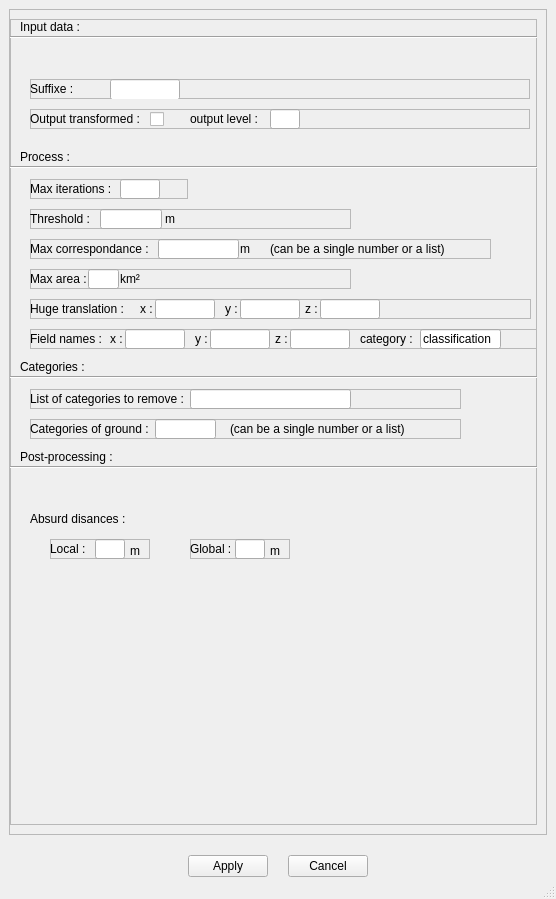
Old version of the form src/gui/advanced_options.ui in the repository destoswa/pointcloud_movement_tracker.
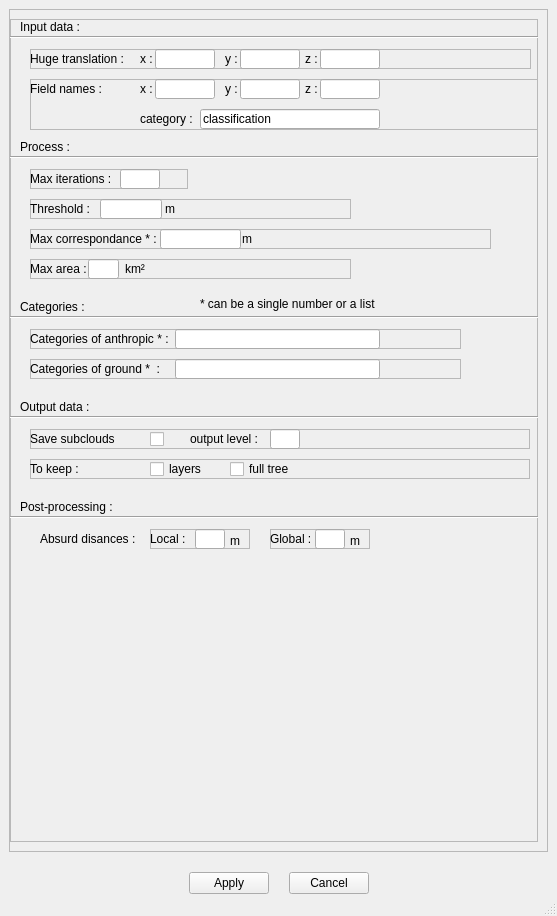
New version of the form.

Commit message: GUI - postprocessing + advanced option reorganized

```diff
--- a/src/gui/advanced_options.ui
+++ b/src/gui/advanced_options.ui
@@ -6,8 +6,8 @@
    <rect>
     <x>0</x>
     <y>0</y>
-    <width>556</width>
-    <height>899</height>
+    <width>557</width>
+    <height>916</height>
    </rect>
   </property>
   <property name="sizePolicy">
@@ -43,8 +43,8 @@
         <rect>
          <x>0</x>
          <y>0</y>
-         <width>536</width>
-         <height>799</height>
+         <width>537</width>
+         <height>816</height>
         </rect>
        </property>
        <property name="minimumSize">
@@ -82,7 +82,7 @@
            <property name="geometry">
             <rect>
              <x>10</x>
-             <y>130</y>
+             <y>120</y>
              <width>121</width>
              <height>16</height>
             </rect>
@@ -95,7 +95,7 @@
            <property name="geometry">
             <rect>
              <x>20</x>
-             <y>90</y>
+             <y>410</y>
              <width>500</width>
              <height>20</height>
             </rect>
@@ -116,7 +116,7 @@
              </rect>
             </property>
             <property name="text">
-             <string>Output transformed : </string>
+             <string>Save subclouds</string>
             </property>
            </widget>
            <widget class="QLineEdit" name="le_output_transformed">
@@ -172,53 +172,11 @@
             <enum>Qt::Horizontal</enum>
            </property>
           </widget>
-          <widget class="QFrame" name="fr_data_suffixe">
-           <property name="geometry">
-            <rect>
-             <x>20</x>
-             <y>60</y>
-             <width>500</width>
-             <height>20</height>
-            </rect>
-           </property>
-           <property name="frameShape">
-            <enum>QFrame::StyledPanel</enum>
-           </property>
-           <property name="frameShadow">
-            <enum>QFrame::Raised</enum>
-           </property>
-           <widget class="QLabel" name="label_13">
-            <property name="geometry">
-             <rect>
-              <x>0</x>
-              <y>0</y>
-              <width>70</width>
-              <height>20</height>
-             </rect>
-            </property>
-            <property name="text">
-             <string>Suffixe :</string>
-            </property>
-           </widget>
-           <widget class="QLineEdit" name="le_data_suffixe">
-            <property name="geometry">
-             <rect>
-              <x>80</x>
-              <y>0</y>
-              <width>70</width>
-              <height>21</height>
-             </rect>
-            </property>
-            <property name="text">
-             <string/>
-            </property>
-           </widget>
-          </widget>
           <widget class="Line" name="line_5">
            <property name="geometry">
             <rect>
              <x>0</x>
-             <y>140</y>
+             <y>130</y>
              <width>721</width>
              <height>16</height>
             </rect>
@@ -231,7 +189,7 @@
            <property name="geometry">
             <rect>
              <x>20</x>
-             <y>160</y>
+             <y>150</y>
              <width>158</width>
              <height>20</height>
             </rect>
@@ -273,7 +231,7 @@
            <property name="geometry">
             <rect>
              <x>20</x>
-             <y>190</y>
+             <y>180</y>
              <width>321</width>
              <height>20</height>
             </rect>
@@ -328,7 +286,7 @@
            <property name="geometry">
             <rect>
              <x>20</x>
-             <y>220</y>
+             <y>210</y>
              <width>461</width>
              <height>20</height>
             </rect>
@@ -344,18 +302,18 @@
              <rect>
               <x>0</x>
               <y>0</y>
-              <width>120</width>
+              <width>131</width>
               <height>20</height>
              </rect>
             </property>
             <property name="text">
-             <string>Max correspondance : </string>
+             <string>Max correspondance * : </string>
             </property>
            </widget>
            <widget class="QLineEdit" name="le_max_correspondance">
             <property name="geometry">
              <rect>
-              <x>128</x>
+              <x>130</x>
               <y>0</y>
               <width>81</width>
               <height>20</height>
@@ -368,7 +326,7 @@
            <widget class="QLabel" name="label_19">
             <property name="geometry">
              <rect>
-              <x>210</x>
+              <x>212</x>
               <y>0</y>
               <width>16</width>
               <height>20</height>
@@ -378,25 +336,12 @@
              <string>m</string>
             </property>
            </widget>
-           <widget class="QLabel" name="label_41">
-            <property name="geometry">
-             <rect>
-              <x>240</x>
-              <y>0</y>
-              <width>181</width>
-              <height>20</height>
-             </rect>
-            </property>
-            <property name="text">
-             <string>(can be a single number or a list)</string>
-            </property>
-           </widget>
           </widget>
           <widget class="QFrame" name="fr_max_area">
            <property name="geometry">
             <rect>
              <x>20</x>
-             <y>250</y>
+             <y>240</y>
              <width>321</width>
              <height>20</height>
             </rect>
@@ -436,7 +381,7 @@
            <widget class="QLabel" name="label_21">
             <property name="geometry">
              <rect>
-              <x>90</x>
+              <x>95</x>
               <y>0</y>
               <width>41</width>
               <height>20</height>
@@ -451,7 +396,7 @@
            <property name="geometry">
             <rect>
              <x>20</x>
-             <y>280</y>
+             <y>30</y>
              <width>501</width>
              <height>20</height>
             </rect>
@@ -558,9 +503,9 @@
            <property name="geometry">
             <rect>
              <x>20</x>
-             <y>310</y>
+             <y>60</y>
              <width>571</width>
-             <height>20</height>
+             <height>51</height>
             </rect>
            </property>
            <property name="frameShape">
@@ -585,7 +530,7 @@
            <widget class="QLineEdit" name="le_field_x">
             <property name="geometry">
              <rect>
-              <x>95</x>
+              <x>125</x>
               <y>0</y>
               <width>60</width>
               <height>20</height>
@@ -598,7 +543,7 @@
            <widget class="QLabel" name="label_27">
             <property name="geometry">
              <rect>
-              <x>80</x>
+              <x>110</x>
               <y>0</y>
               <width>16</width>
               <height>20</height>
@@ -611,7 +556,7 @@
            <widget class="QLineEdit" name="le_field_y">
             <property name="geometry">
              <rect>
-              <x>180</x>
+              <x>210</x>
               <y>0</y>
               <width>60</width>
               <height>20</height>
@@ -624,7 +569,7 @@
            <widget class="QLabel" name="label_28">
             <property name="geometry">
              <rect>
-              <x>165</x>
+              <x>195</x>
               <y>0</y>
               <width>16</width>
               <height>20</height>
@@ -637,7 +582,7 @@
            <widget class="QLineEdit" name="le_field_z">
             <property name="geometry">
              <rect>
-              <x>260</x>
+              <x>290</x>
               <y>0</y>
               <width>60</width>
               <height>20</height>
@@ -650,7 +595,7 @@
            <widget class="QLabel" name="label_29">
             <property name="geometry">
              <rect>
-              <x>245</x>
+              <x>275</x>
               <y>0</y>
               <width>16</width>
               <height>20</height>
@@ -663,8 +608,8 @@
            <widget class="QLabel" name="label_30">
             <property name="geometry">
              <rect>
-              <x>330</x>
-              <y>0</y>
+              <x>110</x>
+              <y>30</y>
               <width>61</width>
               <height>20</height>
              </rect>
@@ -676,9 +621,9 @@
            <widget class="QLineEdit" name="le_field_classification">
             <property name="geometry">
              <rect>
-              <x>390</x>
-              <y>0</y>
-              <width>81</width>
+              <x>170</x>
+              <y>30</y>
+              <width>180</width>
               <height>20</height>
              </rect>
             </property>
@@ -691,7 +636,7 @@
            <property name="geometry">
             <rect>
              <x>-10</x>
-             <y>350</y>
+             <y>290</y>
              <width>721</width>
              <height>16</height>
             </rect>
@@ -704,7 +649,7 @@
            <property name="geometry">
             <rect>
              <x>10</x>
-             <y>340</y>
+             <y>280</y>
              <width>121</width>
              <height>16</height>
             </rect>
@@ -717,7 +662,7 @@
            <property name="geometry">
             <rect>
              <x>20</x>
-             <y>370</y>
+             <y>310</y>
              <width>431</width>
              <height>20</height>
             </rect>
@@ -733,20 +678,20 @@
              <rect>
               <x>0</x>
               <y>0</y>
-              <width>161</width>
+              <width>141</width>
               <height>20</height>
              </rect>
             </property>
             <property name="text">
-             <string>List of categories to remove : </string>
+             <string>Categories of anthropic * :</string>
             </property>
            </widget>
            <widget class="QLineEdit" name="le_cat_to_rm">
             <property name="geometry">
              <rect>
-              <x>160</x>
+              <x>145</x>
               <y>0</y>
-              <width>161</width>
+              <width>205</width>
               <height>20</height>
              </rect>
             </property>
@@ -759,7 +704,7 @@
            <property name="geometry">
             <rect>
              <x>20</x>
-             <y>400</y>
+             <y>340</y>
              <width>431</width>
              <height>20</height>
             </rect>
@@ -775,20 +720,20 @@
              <rect>
               <x>0</x>
               <y>0</y>
-              <width>131</width>
+              <width>141</width>
               <height>20</height>
              </rect>
             </property>
             <property name="text">
-             <string>Categories of ground :</string>
+             <string>Categories of ground *  :</string>
             </property>
            </widget>
            <widget class="QLineEdit" name="le_cat_ground">
             <property name="geometry">
              <rect>
-              <x>125</x>
+              <x>145</x>
               <y>0</y>
-              <width>61</width>
+              <width>205</width>
               <height>20</height>
              </rect>
             </property>
@@ -796,25 +741,12 @@
              <string/>
             </property>
            </widget>
-           <widget class="QLabel" name="label_33">
-            <property name="geometry">
-             <rect>
-              <x>200</x>
-              <y>0</y>
-              <width>221</width>
-              <height>20</height>
-             </rect>
-            </property>
-            <property name="text">
-             <string>(can be a single number or a list)</string>
-            </property>
-           </widget>
           </widget>
           <widget class="Line" name="line_7">
            <property name="geometry">
             <rect>
              <x>-10</x>
-             <y>440</y>
+             <y>390</y>
              <width>721</width>
              <height>16</height>
             </rect>
@@ -827,20 +759,20 @@
            <property name="geometry">
             <rect>
              <x>10</x>
-             <y>430</y>
+             <y>380</y>
              <width>121</width>
              <height>16</height>
             </rect>
            </property>
            <property name="text">
-            <string>Post-processing :</string>
+            <string>Output data :</string>
            </property>
           </widget>
           <widget class="QLabel" name="label_36">
            <property name="geometry">
             <rect>
-             <x>20</x>
-             <y>490</y>
+             <x>30</x>
+             <y>510</y>
              <width>161</width>
              <height>20</height>
             </rect>
@@ -852,8 +784,8 @@
           <widget class="QFrame" name="fr_absurd_dist_local">
            <property name="geometry">
             <rect>
-             <x>40</x>
-             <y>520</y>
+             <x>140</x>
+             <y>510</y>
              <width>100</width>
              <height>20</height>
             </rect>
@@ -907,8 +839,8 @@
           <widget class="QFrame" name="fr_absurd_dist_global">
            <property name="geometry">
             <rect>
-             <x>180</x>
-             <y>520</y>
+             <x>260</x>
+             <y>510</y>
              <width>100</width>
              <height>20</height>
             </rect>
@@ -959,6 +891,100 @@
             </property>
            </widget>
           </widget>
+          <widget class="Line" name="line_8">
+           <property name="geometry">
+            <rect>
+             <x>-10</x>
+             <y>490</y>
+             <width>721</width>
+             <height>16</height>
+            </rect>
+           </property>
+           <property name="orientation">
+            <enum>Qt::Horizontal</enum>
+           </property>
+          </widget>
+          <widget class="QLabel" name="label_35">
+           <property name="geometry">
+            <rect>
+             <x>10</x>
+             <y>480</y>
+             <width>121</width>
+             <height>16</height>
+            </rect>
+           </property>
+           <property name="text">
+            <string>Post-processing :</string>
+           </property>
+          </widget>
+          <widget class="QFrame" name="fr_to_keep">
+           <property name="geometry">
+            <rect>
+             <x>20</x>
+             <y>440</y>
+             <width>500</width>
+             <height>20</height>
+            </rect>
+           </property>
+           <property name="frameShape">
+            <enum>QFrame::StyledPanel</enum>
+           </property>
+           <property name="frameShadow">
+            <enum>QFrame::Raised</enum>
+           </property>
+           <widget class="QLabel" name="label_12">
+            <property name="geometry">
+             <rect>
+              <x>0</x>
+              <y>0</y>
+              <width>120</width>
+              <height>20</height>
+             </rect>
+            </property>
+            <property name="text">
+             <string>To keep :</string>
+            </property>
+           </widget>
+           <widget class="QCheckBox" name="cb_layers">
+            <property name="geometry">
+             <rect>
+              <x>120</x>
+              <y>0</y>
+              <width>74</width>
+              <height>20</height>
+             </rect>
+            </property>
+            <property name="text">
+             <string>layers</string>
+            </property>
+           </widget>
+           <widget class="QCheckBox" name="cb_full_tree">
+            <property name="geometry">
+             <rect>
+              <x>200</x>
+              <y>0</y>
+              <width>74</width>
+              <height>20</height>
+             </rect>
+            </property>
+            <property name="text">
+             <string>full tree</string>
+            </property>
+           </widget>
+          </widget>
+          <widget class="QLabel" name="label_44">
+           <property name="geometry">
+            <rect>
+             <x>190</x>
+             <y>275</y>
+             <width>221</width>
+             <height>20</height>
+            </rect>
+           </property>
+           <property name="text">
+            <string>* can be a single number or a list</string>
+           </property>
+          </widget>
          </widget>
         </item>
        </layout>
```
Left out of the diff: 10 changed lines with no effect on the pictures. The commit also changes 9 other files.
